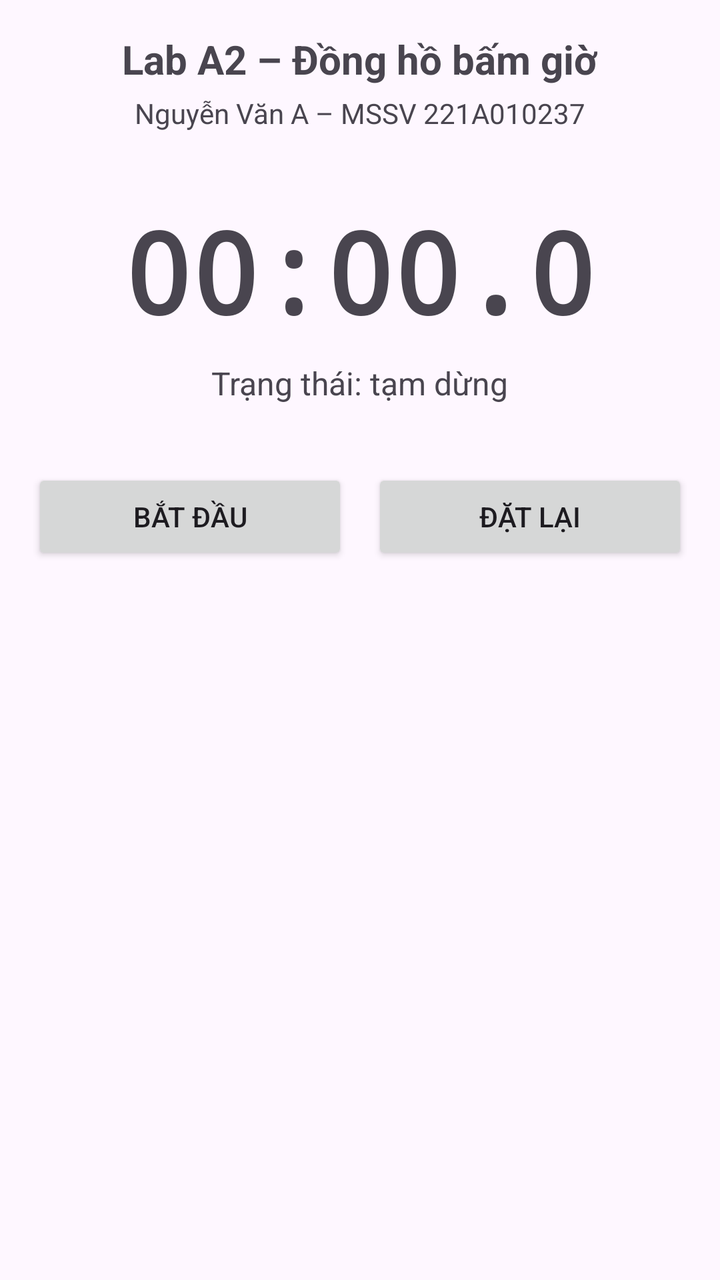
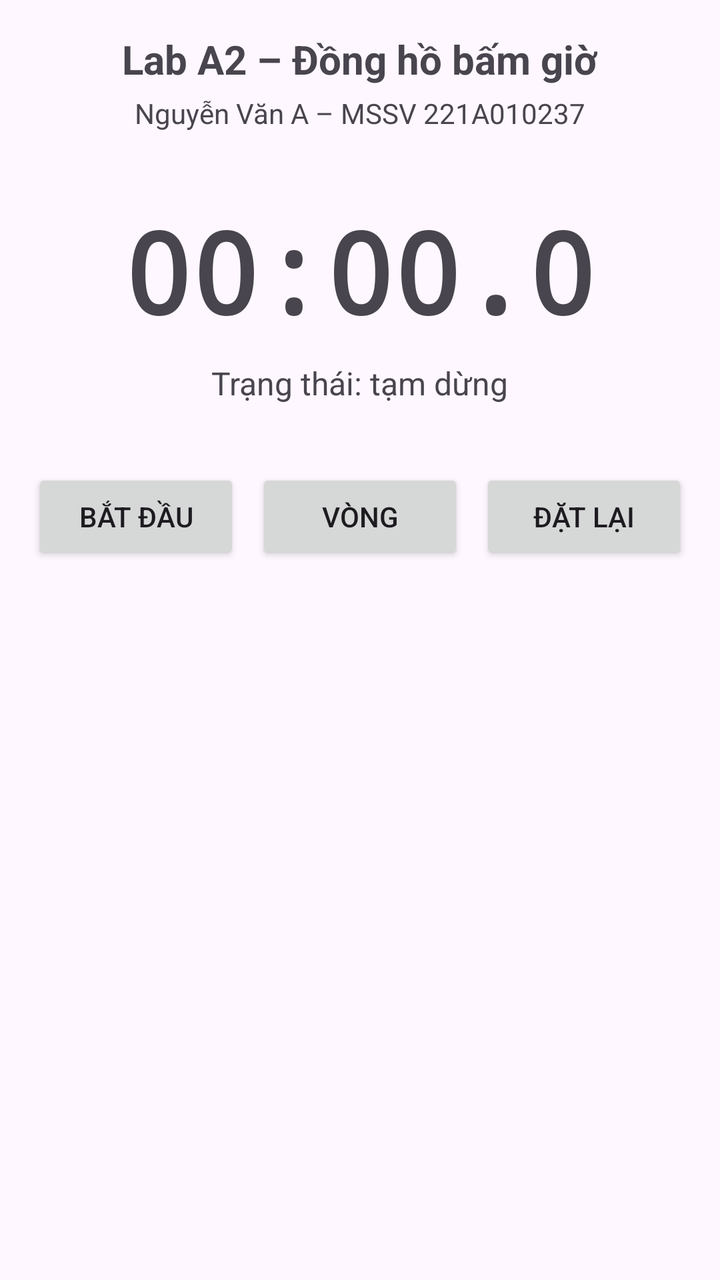

Two renders of the same Android screen: before a commit and after it. Below are the layout's source before the change and the commit's diff.
<!-- AndroidManifest.xml: application theme Theme.A2_221A010237 -->
<!-- res/layout/activity_main.xml -->
<?xml version="1.0" encoding="utf-8"?>
<LinearLayout xmlns:android="http://schemas.android.com/apk/res/android"
    android:id="@+id/main"
    android:layout_width="match_parent"
    android:layout_height="match_parent"
    android:gravity="center_horizontal"
    android:orientation="vertical"
    android:padding="16dp">

    <TextView
        android:layout_width="wrap_content"
        android:layout_height="wrap_content"
        android:text="@string/title"
        android:textSize="20sp"
        android:textStyle="bold" />

    <TextView
        android:layout_width="wrap_content"
        android:layout_height="wrap_content"
        android:layout_marginTop="4dp"
        android:text="@string/student" />

    <TextView
        android:id="@+id/tvTime"
        android:layout_width="wrap_content"
        android:layout_height="wrap_content"
        android:layout_marginTop="32dp"
        android:fontFamily="monospace"
        android:text="@string/zero_time"
        android:textSize="56sp"
        android:textStyle="bold" />

    <TextView
        android:id="@+id/tvStatus"
        android:layout_width="wrap_content"
        android:layout_height="wrap_content"
        android:layout_marginTop="8dp"
        android:text="@string/status_paused"
        android:textSize="16sp" />

    <LinearLayout
        android:layout_width="match_parent"
        android:layout_height="wrap_content"
        android:layout_marginTop="32dp"
        android:orientation="horizontal">

        <Button
            android:id="@+id/btnStartPause"
            android:layout_width="0dp"
            android:layout_height="wrap_content"
            android:layout_weight="1"
            android:text="@string/start" />

        <Button
            android:id="@+id/btnReset"
            android:layout_width="0dp"
            android:layout_height="wrap_content"
            android:layout_marginStart="12dp"
            android:layout_weight="1"
            android:text="@string/reset" />
    </LinearLayout>

    <TextView
        android:id="@+id/tvRecreate"
        android:layout_width="wrap_content"
        android:layout_height="wrap_content"
        android:layout_marginTop="24dp"
        android:textSize="14sp" />
</LinearLayout>
<!-- resources referenced by this layout -->
<resources>
  <string name="reset">Đặt lại</string>
  <string name="start">Bắt đầu</string>
  <string name="status_paused">Trạng thái: tạm dừng</string>
  <string name="student">Nguyễn Văn A – MSSV 221A010237</string>
  <string name="title">Lab A2 – Đồng hồ bấm giờ</string>
  <string name="zero_time">00:00.0</string>
  <style name="Theme.A2_221A010237" parent="Base.Theme.A2_221A010237" />
  <style name="Base.Theme.A2_221A010237" parent="Theme.Material3.DayNight.NoActionBar">
          
          
      </style>
</resources>

<!-- the commit's change to res/layout/activity_main.xml (unified diff, before → after) -->
@@ -52,14 +52,37 @@
             android:text="@string/start" />
 
         <Button
+            android:id="@+id/btnLap"
+            android:layout_width="0dp"
+            android:layout_height="wrap_content"
+            android:layout_marginStart="8dp"
+            android:layout_weight="1"
+            android:text="Vòng" />
+
+        <Button
             android:id="@+id/btnReset"
             android:layout_width="0dp"
             android:layout_height="wrap_content"
-            android:layout_marginStart="12dp"
+            android:layout_marginStart="8dp"
             android:layout_weight="1"
             android:text="@string/reset" />
     </LinearLayout>
 
+    <ScrollView
+        android:layout_width="match_parent"
+        android:layout_height="0dp"
+        android:layout_weight="1"
+        android:layout_marginTop="16dp">
+
+        <TextView
+            android:id="@+id/tvLaps"
+            android:layout_width="match_parent"
+            android:layout_height="wrap_content"
+            android:textSize="16sp"
+            android:padding="8dp" />
+
+    </ScrollView>
+    
     <TextView
         android:id="@+id/tvRecreate"
         android:layout_width="wrap_content"
